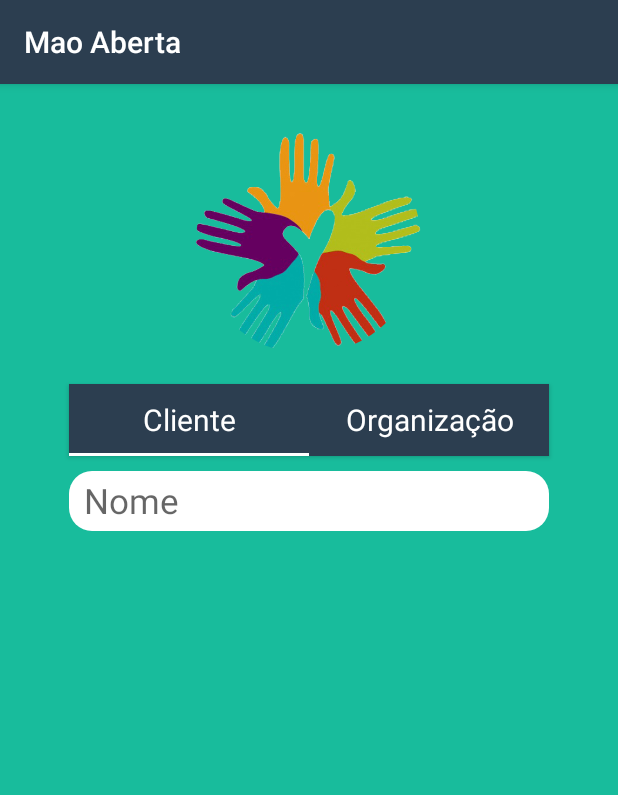
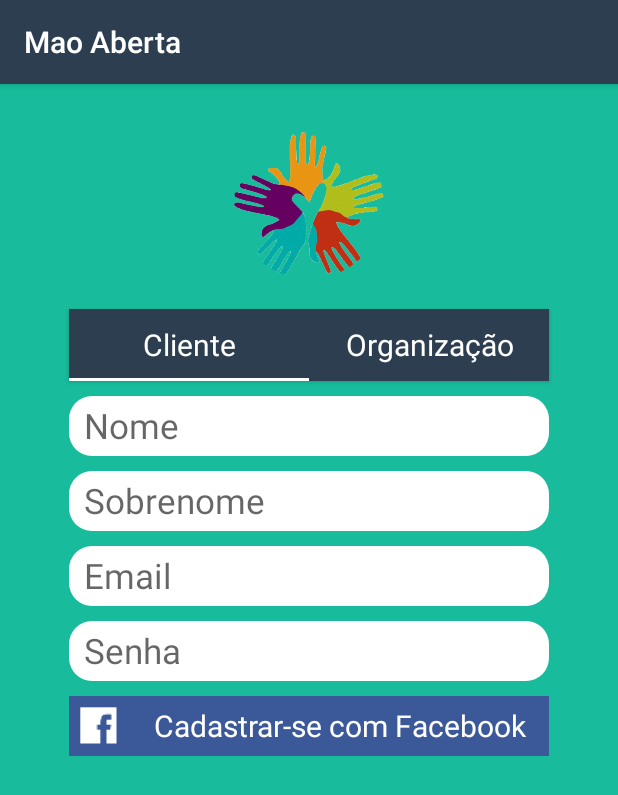
Before and after one commit to vicanalles/maoaberta, an Android app: the TabCadastroCliente screen opened directly, with no data from a screen before it, on a phone screen of 412 x 824 dp. Shown: the top 795 px of the screen. Run offline under Robolectric (Android 15) with nearby library versions, the phone set to English and light mode, and no system bars; our stand-ins replace CircleImageView.

Commit message:
Criacao botao cadastro facebook

```diff
--- a/app/src/main/java/com/maoaberta/vinicius/maoaberta/presentation/ui/fragment/TabCadastroCliente.java
+++ b/app/src/main/java/com/maoaberta/vinicius/maoaberta/presentation/ui/fragment/TabCadastroCliente.java
@@ -5,6 +5,7 @@ import android.support.v4.app.Fragment;
 import android.view.LayoutInflater;
 import android.view.View;
 import android.view.ViewGroup;
+import android.widget.ImageView;
 
 import com.maoaberta.vinicius.maoaberta.R;
 
@@ -14,10 +15,16 @@ import com.maoaberta.vinicius.maoaberta.R;
 
 public class TabCadastroCliente extends Fragment {
 
+    ImageView facebookIcon;
+
     @Override
     public View onCreateView(LayoutInflater inflater, ViewGroup container, Bundle savedInstanceState) {
 
         View v = inflater.inflate(R.layout.tab_cadastro_cliente, container, false);
+
+        facebookIcon = (ImageView) v.findViewById(R.id.image_view_facebook_logo);
+        facebookIcon.setScaleType(ImageView.ScaleType.FIT_XY);
+
         return v;
     }
 }
--- a/app/src/main/res/layout/activity_cadastro.xml
+++ b/app/src/main/res/layout/activity_cadastro.xml
@@ -7,8 +7,8 @@
 
     <de.hdodenhof.circleimageview.CircleImageView
         android:id="@+id/image_view_logo_app_cadastro"
-        android:layout_width="150dp"
-        android:layout_height="150dp"
+        android:layout_width="100dp"
+        android:layout_height="100dp"
         android:layout_gravity="center_horizontal"
         android:layout_marginTop="30dp"
         android:src="@drawable/logo_mao_aberta" />
--- a/app/src/main/res/layout/activity_login.xml
+++ b/app/src/main/res/layout/activity_login.xml
@@ -14,8 +14,8 @@
 
         <de.hdodenhof.circleimageview.CircleImageView
             android:id="@+id/image_view_logo_app_login"
-            android:layout_width="150dp"
-            android:layout_height="150dp"
+            android:layout_width="100dp"
+            android:layout_height="100dp"
             android:layout_centerHorizontal="true"
             android:layout_marginTop="30dp"
             android:src="@drawable/logo_mao_aberta" />
--- a/app/src/main/res/layout/tab_cadastro_cliente.xml
+++ b/app/src/main/res/layout/tab_cadastro_cliente.xml
@@ -18,13 +18,91 @@
             android:background="@drawable/rounded_edittext"
             android:fontFamily="sans-serif"
             android:hint="@string/nome_cliente"
-            android:inputType="text"
+            android:inputType="textCapCharacters"
             android:paddingLeft="10dp"
             android:textAlignment="textStart"
             android:textColor="@android:color/black"
             android:textSize="23sp"
             android:textStyle="normal" />
 
+        <EditText
+            android:id="@+id/edit_text_sobrenome_cadastro_cliente"
+            android:layout_width="match_parent"
+            android:layout_height="40dp"
+            android:layout_below="@id/edit_text_nome_cadastro_cliente"
+            android:layout_centerHorizontal="true"
+            android:layout_marginTop="10dp"
+            android:background="@drawable/rounded_edittext"
+            android:fontFamily="sans-serif"
+            android:hint="@string/sobrenome"
+            android:inputType="textCapCharacters"
+            android:paddingLeft="10dp"
+            android:textAlignment="textStart"
+            android:textColor="@android:color/black"
+            android:textSize="23sp"
+            android:textStyle="normal" />
+
+        <EditText
+            android:id="@+id/edit_text_email_cadastro_cliente"
+            android:layout_width="match_parent"
+            android:layout_height="40dp"
+            android:layout_below="@id/edit_text_sobrenome_cadastro_cliente"
+            android:layout_centerHorizontal="true"
+            android:layout_marginTop="10dp"
+            android:background="@drawable/rounded_edittext"
+            android:fontFamily="sans-serif"
+            android:hint="@string/email"
+            android:inputType="textEmailAddress"
+            android:paddingLeft="10dp"
+            android:textAlignment="textStart"
+            android:textColor="@android:color/black"
+            android:textSize="23sp"
+            android:textStyle="normal" />
+
+        <EditText
+            android:id="@+id/edit_text_senha_cadastro_cliente"
+            android:layout_width="match_parent"
+            android:layout_height="40dp"
+            android:layout_below="@id/edit_text_email_cadastro_cliente"
+            android:layout_centerHorizontal="true"
+            android:layout_marginTop="10dp"
+            android:background="@drawable/rounded_edittext"
+            android:fontFamily="sans-serif"
+            android:hint="@string/senha"
+            android:inputType="textPassword"
+            android:paddingLeft="10dp"
+            android:textAlignment="textStart"
+            android:textColor="@android:color/black"
+            android:textSize="23sp"
+            android:textStyle="normal" />
+
+        <LinearLayout
+            android:layout_width="match_parent"
+            android:layout_height="40dp"
+            android:layout_below="@id/edit_text_senha_cadastro_cliente"
+            android:layout_marginTop="10dp"
+            android:background="@color/facebook_background_button_color"
+            android:orientation="horizontal">
+
+            <ImageView
+                android:id="@+id/image_view_facebook_logo"
+                android:layout_width="40dp"
+                android:layout_height="40dp"
+                android:src="@drawable/ic_action_facebook" />
+
+            <TextView
+                android:id="@+id/text_view_facebook_cadastro"
+                android:layout_width="match_parent"
+                android:layout_height="40dp"
+                android:fontFamily="sans-serif"
+                android:gravity="center_vertical"
+                android:text="Cadastrar-se com Facebook"
+                android:textAlignment="center"
+                android:textColor="@color/textColorApp"
+                android:textSize="20sp"
+                android:textStyle="normal" />
+        </LinearLayout>
+
     </RelativeLayout>
 
 </LinearLayout>
--- a/app/src/main/res/values/colors.xml
+++ b/app/src/main/res/values/colors.xml
@@ -6,4 +6,5 @@
     <color name="backgroundColorApp">#18BC9C</color>
     <color name="tabLayoutBottomColor">#2C3E50</color>
     <color name="textColorApp">#ffffff</color>
+    <color name="facebook_background_button_color">#3B5998</color>
 </resources>
--- a/app/src/main/res/values/strings.xml
+++ b/app/src/main/res/values/strings.xml
@@ -5,4 +5,5 @@
     <string name="entrar">Entrar</string>
     <string name="cadastrar_agora">Não tem cadastro? Cadastre-se agora!</string>
     <string name="nome_cliente">Nome</string>
+    <string name="sobrenome">Sobrenome</string>
 </resources>
```
